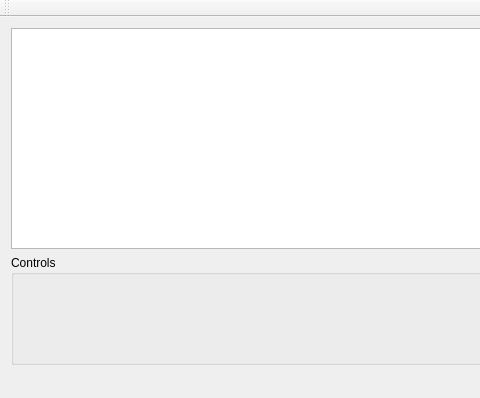
The window that src/mainwindow.ui (storrellas/nary_tree) describes before a commit, drawn with Qt 5; both pictures show x 0 to 480 and y 0 to 398 of the 880 by 398 pixel window.
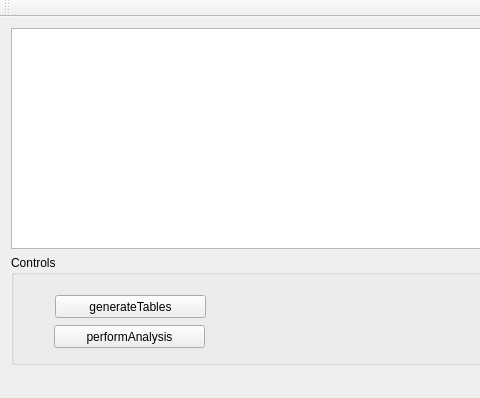
The same window after the commit.

Patch:
```diff
--- a/src/mainwindow.ui
+++ b/src/mainwindow.ui
@@ -29,6 +29,32 @@
       <property name="title">
        <string>Controls</string>
       </property>
+      <widget class="QPushButton" name="generateTablesBtn">
+       <property name="geometry">
+        <rect>
+         <x>44</x>
+         <y>40</y>
+         <width>151</width>
+         <height>23</height>
+        </rect>
+       </property>
+       <property name="text">
+        <string>generateTables</string>
+       </property>
+      </widget>
+      <widget class="QPushButton" name="performAnalysisBtn">
+       <property name="geometry">
+        <rect>
+         <x>43</x>
+         <y>70</y>
+         <width>151</width>
+         <height>23</height>
+        </rect>
+       </property>
+       <property name="text">
+        <string>performAnalysis</string>
+       </property>
+      </widget>
      </widget>
     </item>
    </layout>
```
